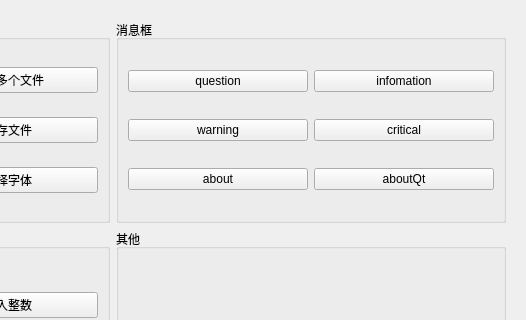
This is samp6_1/widget.ui in Giousa/qt_course as Qt 5 draws it before an edit; both pictures show x 300 to 826 and y 0 to 320 of the 826 by 558 pixel window. The edited form follows.
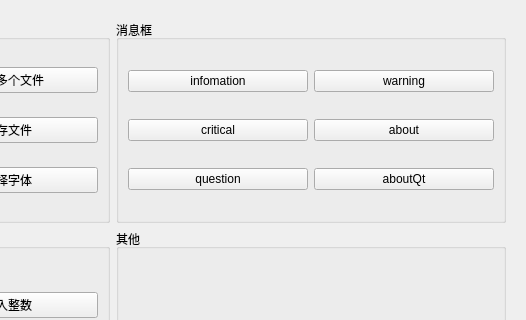
This is the edited form.

Diff of the .ui file:
```diff
--- a/samp6_1/widget.ui
+++ b/samp6_1/widget.ui
@@ -74,48 +74,48 @@
          <string>消息框</string>
         </property>
         <layout class="QGridLayout" name="gridLayout_4">
-         <item row="0" column="0">
+         <item row="3" column="1">
+          <widget class="QPushButton" name="btnMsgAboutQt">
+           <property name="text">
+            <string>aboutQt</string>
+           </property>
+          </widget>
+         </item>
+         <item row="3" column="0">
           <widget class="QPushButton" name="btnMsgQues">
            <property name="text">
             <string>question</string>
            </property>
           </widget>
          </item>
-         <item row="0" column="1">
+         <item row="1" column="1">
+          <widget class="QPushButton" name="btnMsgAbout">
+           <property name="text">
+            <string>about</string>
+           </property>
+          </widget>
+         </item>
+         <item row="0" column="0">
           <widget class="QPushButton" name="btnMsgInfo">
            <property name="text">
             <string>infomation</string>
            </property>
           </widget>
          </item>
-         <item row="1" column="0">
+         <item row="0" column="1">
           <widget class="QPushButton" name="btnMsgWarn">
            <property name="text">
             <string>warning</string>
            </property>
           </widget>
          </item>
-         <item row="1" column="1">
+         <item row="1" column="0">
           <widget class="QPushButton" name="btnMsgCirtical">
            <property name="text">
             <string>critical</string>
            </property>
           </widget>
          </item>
-         <item row="2" column="0">
-          <widget class="QPushButton" name="btnMsgAbout">
-           <property name="text">
-            <string>about</string>
-           </property>
-          </widget>
-         </item>
-         <item row="2" column="1">
-          <widget class="QPushButton" name="btnMsgAboutQt">
-           <property name="text">
-            <string>aboutQt</string>
-           </property>
-          </widget>
-         </item>
         </layout>
        </widget>
       </item>
```
